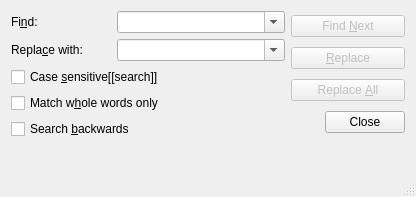
Above: src/frontends/qt4/ui/SearchUi.ui from cburschka/lyx before the change. Below: the same form after it.
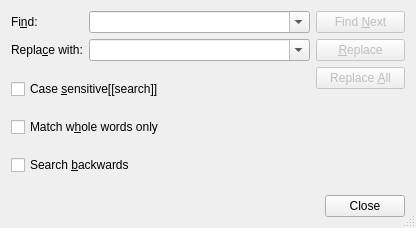
That is the form after the change.

Commit message:
Polishment of the simple Search dialog
Based on a patch by racoon.

The edit to the form file:
```diff
--- a/src/frontends/qt4/ui/SearchUi.ui
+++ b/src/frontends/qt4/ui/SearchUi.ui
@@ -7,15 +7,25 @@
     <x>0</x>
     <y>0</y>
     <width>416</width>
-    <height>197</height>
+    <height>228</height>
    </rect>
   </property>
+  <property name="sizePolicy">
+   <sizepolicy hsizetype="Preferred" vsizetype="Preferred">
+    <horstretch>0</horstretch>
+    <verstretch>0</verstretch>
+   </sizepolicy>
+  </property>
   <property name="windowTitle">
    <string/>
   </property>
   <property name="sizeGripEnabled">
    <bool>true</bool>
   </property>
+  <layout class="QGridLayout" name="gridLayout_3">
+   <item row="0" column="0">
+    <layout class="QGridLayout" name="gridLayout_2">
+     <item row="0" column="0" rowspan="2">
   <layout class="QGridLayout" name="gridLayout">
    <item row="0" column="0">
     <widget class="QLabel" name="findLA">
@@ -27,7 +37,7 @@
      </property>
     </widget>
    </item>
-   <item row="0" column="2" colspan="2">
+       <item row="0" column="1">
     <widget class="QComboBox" name="findCO">
      <property name="sizePolicy">
       <sizepolicy hsizetype="MinimumExpanding" vsizetype="Fixed">
@@ -55,9 +65,44 @@
      </property>
     </widget>
    </item>
-   <item row="0" column="4" rowspan="5">
-    <layout class="QVBoxLayout" name="verticalLayout">
-     <item>
+       <item row="1" column="0">
+        <widget class="QLabel" name="replaceLA">
+         <property name="text">
+          <string>Repla&amp;ce with:</string>
+         </property>
+         <property name="buddy">
+          <cstring>replaceCO</cstring>
+         </property>
+        </widget>
+       </item>
+       <item row="1" column="1">
+        <widget class="QComboBox" name="replaceCO">
+         <property name="sizePolicy">
+          <sizepolicy hsizetype="MinimumExpanding" vsizetype="Fixed">
+           <horstretch>0</horstretch>
+           <verstretch>0</verstretch>
+          </sizepolicy>
+         </property>
+         <property name="editable">
+          <bool>true</bool>
+         </property>
+         <property name="maxCount">
+          <number>666</number>
+         </property>
+         <property name="insertPolicy">
+          <enum>QComboBox::InsertAtTop</enum>
+         </property>
+         <property name="autoCompletion">
+          <bool>false</bool>
+         </property>
+         <property name="duplicatesEnabled">
+          <bool>false</bool>
+         </property>
+        </widget>
+       </item>
+      </layout>
+     </item>
+     <item row="0" column="1">
       <widget class="QPushButton" name="findPB">
        <property name="enabled">
         <bool>false</bool>
@@ -70,7 +115,7 @@
        </property>
       </widget>
      </item>
-     <item>
+     <item row="1" column="1">
       <widget class="QPushButton" name="replacePB">
        <property name="enabled">
         <bool>false</bool>
@@ -80,115 +125,45 @@
        </property>
       </widget>
      </item>
+     <item row="2" column="0">
+      <layout class="QVBoxLayout" name="verticalLayout_4">
      <item>
-      <widget class="QPushButton" name="replaceallPB">
-       <property name="enabled">
-        <bool>false</bool>
-       </property>
-       <property name="text">
-        <string>Replace &amp;All</string>
-       </property>
-      </widget>
-     </item>
-     <item>
-      <widget class="QDialogButtonBox" name="buttonBox">
-       <property name="standardButtons">
-        <set>QDialogButtonBox::Close</set>
-       </property>
-      </widget>
-     </item>
-    </layout>
-   </item>
-   <item row="1" column="0" colspan="2">
-    <widget class="QLabel" name="replaceLA">
-     <property name="text">
-      <string>Repla&amp;ce with:</string>
-     </property>
-     <property name="buddy">
-      <cstring>replaceCO</cstring>
-     </property>
-    </widget>
-   </item>
-   <item row="1" column="2" colspan="2">
-    <widget class="QComboBox" name="replaceCO">
-     <property name="sizePolicy">
-      <sizepolicy hsizetype="MinimumExpanding" vsizetype="Fixed">
-       <horstretch>0</horstretch>
-       <verstretch>0</verstretch>
-      </sizepolicy>
-     </property>
-     <property name="editable">
-      <bool>true</bool>
-     </property>
-     <property name="maxCount">
-      <number>666</number>
-     </property>
-     <property name="insertPolicy">
-      <enum>QComboBox::InsertAtTop</enum>
-     </property>
-     <property name="autoCompletion">
-      <bool>false</bool>
-     </property>
-     <property name="duplicatesEnabled">
-      <bool>false</bool>
-     </property>
-    </widget>
-   </item>
-   <item row="2" column="0" colspan="3">
     <widget class="QCheckBox" name="caseCB">
      <property name="text">
       <string>Case &amp;sensitive[[search]]</string>
      </property>
     </widget>
    </item>
-   <item row="2" column="3">
-    <spacer>
-     <property name="orientation">
-      <enum>Qt::Horizontal</enum>
-     </property>
-     <property name="sizeType">
-      <enum>QSizePolicy::Expanding</enum>
-     </property>
-     <property name="sizeHint" stdset="0">
-      <size>
-       <width>20</width>
-       <height>20</height>
-      </size>
-     </property>
-    </spacer>
-   </item>
-   <item row="3" column="0" colspan="3">
+       <item>
     <widget class="QCheckBox" name="wordsCB">
      <property name="text">
       <string>Match w&amp;hole words only</string>
      </property>
     </widget>
    </item>
-   <item row="4" column="0" colspan="3">
+       <item>
     <widget class="QCheckBox" name="backwardsCB">
      <property name="text">
       <string>Search &amp;backwards</string>
      </property>
     </widget>
    </item>
-   <item row="5" column="1">
-    <spacer>
-     <property name="orientation">
-      <enum>Qt::Vertical</enum>
-     </property>
-     <property name="sizeType">
-      <enum>QSizePolicy::Expanding</enum>
-     </property>
-     <property name="sizeHint" stdset="0">
-      <size>
-       <width>20</width>
-       <height>20</height>
-      </size>
-     </property>
-    </spacer>
-   </item>
-   <item row="5" column="4">
-    <spacer>
+      </layout>
+     </item>
+     <item row="2" column="1">
+      <layout class="QVBoxLayout" name="verticalLayout">
+       <item>
+        <widget class="QPushButton" name="replaceallPB">
+         <property name="enabled">
+          <bool>false</bool>
+         </property>
+         <property name="text">
+          <string>Replace &amp;All</string>
+         </property>
+        </widget>
+       </item>
+       <item>
+        <spacer name="verticalSpacer">
      <property name="orientation">
       <enum>Qt::Vertical</enum>
      </property>
@@ -197,24 +172,25 @@
      </property>
      <property name="sizeHint" stdset="0">
       <size>
-       <width>20</width>
-       <height>20</height>
+           <width>89</width>
+           <height>13</height>
       </size>
      </property>
     </spacer>
    </item>
   </layout>
- </widget>
- <tabstops>
-  <tabstop>findCO</tabstop>
-  <tabstop>replaceCO</tabstop>
-  <tabstop>caseCB</tabstop>
-  <tabstop>wordsCB</tabstop>
-  <tabstop>backwardsCB</tabstop>
-  <tabstop>findPB</tabstop>
-  <tabstop>replacePB</tabstop>
-  <tabstop>replaceallPB</tabstop>
- </tabstops>
+     </item>
+    </layout>
+   </item>
+   <item row="1" column="0">
+    <widget class="QDialogButtonBox" name="buttonBox">
+     <property name="standardButtons">
+      <set>QDialogButtonBox::Close</set>
+     </property>
+    </widget>
+   </item>
+  </layout>
+ </widget>
  <includes>
   <include location="local">qt_i18n.h</include>
  </includes>
```
Lines whose indentation alone changed are shown as unchanged. The commit also changes 1 other file.
